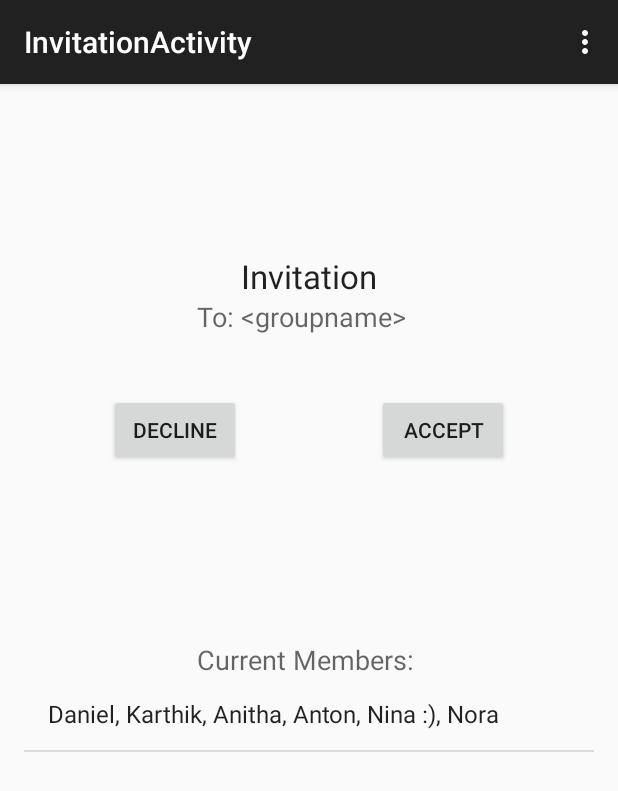
After one commit to anraja/Faceon, an Android app: the InvitationActivity screen opened directly, with no data from a screen before it, on a phone screen of 412 x 824 dp. The commit adds this screen. Shown: the top 791 px of the screen. Run offline under Robolectric (Android 15) with nearby library versions, the phone set to English and light mode, and no system bars.

Commit message:
Invitation screen ready and tested

```diff
--- a/app/src/main/AndroidManifest.xml
+++ b/app/src/main/AndroidManifest.xml
@@ -47,6 +47,10 @@
             android:name=".Win"
             android:label="@string/title_activity_win" >
         </activity>
+        <activity
+            android:name=".InvitationActivity"
+            android:label="@string/title_activity_invitation" >
+        </activity>
     </application>
 
 </manifest>
--- /dev/null
+++ b/app/src/main/java/com/example/anitha/faceon/InvitationActivity.java
@@ -0,0 +1,63 @@
+package com.example.anitha.faceon;
+
+import android.support.v7.app.ActionBarActivity;
+import android.os.Bundle;
+import android.view.Menu;
+import android.view.MenuItem;
+import android.widget.ArrayAdapter;
+import android.widget.ListView;
+import android.widget.TextView;
+
+import java.util.ArrayList;
+
+
+public class InvitationActivity extends ActionBarActivity {
+
+    private ListView viewMembersList;
+    private TextView viewGroupNameText;
+    @Override
+    protected void onCreate(Bundle savedInstanceState) {
+        super.onCreate(savedInstanceState);
+        setContentView(R.layout.activity_invitation);
+        viewGroupNameText = (TextView) findViewById(R.id.viewGroupNameText);
+
+
+        viewMembersList =(ListView) findViewById(R.id.viewMembersList);
+
+        String[] membersName = new String[] { "Daniel, Karthik, Anitha, Anton, Nina :), Nora" };
+        final ArrayList<String> list = new ArrayList<String>();
+        for (int i = 0; i < membersName.length; ++i) {
+            list.add(membersName[i]);
+        }
+
+        ArrayAdapter adapter= new ArrayAdapter (this,android.R.layout.simple_list_item_1, list);
+        viewMembersList.setAdapter(adapter);
+
+
+
+
+    }
+
+
+    @Override
+    public boolean onCreateOptionsMenu(Menu menu) {
+        // Inflate the menu; this adds items to the action bar if it is present.
+        getMenuInflater().inflate(R.menu.menu_invitation, menu);
+        return true;
+    }
+
+    @Override
+    public boolean onOptionsItemSelected(MenuItem item) {
+        // Handle action bar item clicks here. The action bar will
+        // automatically handle clicks on the Home/Up button, so long
+        // as you specify a parent activity in AndroidManifest.xml.
+        int id = item.getItemId();
+
+        //noinspection SimplifiableIfStatement
+        if (id == R.id.action_settings) {
+            return true;
+        }
+
+        return super.onOptionsItemSelected(item);
+    }
+}
--- /dev/null
+++ b/app/src/main/res/layout/activity_invitation.xml
@@ -0,0 +1,80 @@
+<RelativeLayout xmlns:android="http://schemas.android.com/apk/res/android"
+    xmlns:tools="http://schemas.android.com/tools" android:layout_width="match_parent"
+    android:layout_height="match_parent" android:paddingLeft="@dimen/activity_horizontal_margin"
+    android:paddingRight="@dimen/activity_horizontal_margin"
+    android:paddingTop="@dimen/activity_vertical_margin"
+    android:paddingBottom="@dimen/activity_vertical_margin"
+    tools:context="com.example.anitha.faceon.InvitationActivity"
+    android:id="@+id/invitationRelativeLayoutId">
+
+    <TextView
+        android:layout_width="wrap_content"
+        android:layout_height="wrap_content"
+        android:textAppearance="?android:attr/textAppearanceLarge"
+        android:text="Invitation"
+        android:id="@+id/textView"
+        android:layout_alignParentTop="true"
+        android:layout_centerHorizontal="true"
+        android:layout_marginTop="97dp" />
+
+    <TextView
+        android:layout_width="wrap_content"
+        android:layout_height="wrap_content"
+        android:textAppearance="?android:attr/textAppearanceMedium"
+        android:text="To: "
+        android:id="@+id/textView2"
+        android:layout_below="@+id/textView"
+        android:layout_toLeftOf="@+id/textView"
+        android:layout_toStartOf="@+id/textView" />
+
+    <Button
+        android:layout_width="wrap_content"
+        android:layout_height="wrap_content"
+        android:text="Accept"
+        android:id="@+id/buttonAccept"
+        android:layout_below="@+id/viewGroupNameText"
+        android:layout_toRightOf="@+id/textView"
+        android:layout_toEndOf="@+id/textView"
+        android:layout_marginTop="39dp" />
+
+    <Button
+        android:layout_width="wrap_content"
+        android:layout_height="wrap_content"
+        android:text="Decline"
+        android:id="@+id/buttonDecline"
+        android:layout_alignBaseline="@+id/buttonAccept"
+        android:layout_alignBottom="@+id/buttonAccept"
+        android:layout_toLeftOf="@+id/viewGroupNameText"
+        android:layout_toStartOf="@+id/viewGroupNameText" />
+
+    <TextView
+        android:layout_width="wrap_content"
+        android:layout_height="wrap_content"
+        android:textAppearance="?android:attr/textAppearanceMedium"
+        android:text="Current Members:"
+        android:id="@+id/textView5"
+        android:layout_centerVertical="true"
+        android:layout_alignLeft="@+id/textView2"
+        android:layout_alignStart="@+id/textView2" />
+
+    <TextView
+        android:layout_width="wrap_content"
+        android:layout_height="wrap_content"
+        android:textAppearance="?android:attr/textAppearanceMedium"
+        android:text="&lt;groupname>"
+        android:id="@+id/viewGroupNameText"
+        android:layout_below="@+id/textView"
+        android:layout_toRightOf="@+id/textView2"
+        android:layout_alignParentRight="true"
+        android:layout_alignParentEnd="true" />
+
+    <ListView
+        android:layout_width="wrap_content"
+        android:layout_height="wrap_content"
+        android:id="@+id/viewMembersList"
+        android:layout_alignParentBottom="true"
+        android:layout_centerHorizontal="true"
+        android:layout_marginBottom="44dp"
+        android:layout_below="@+id/textView5"
+        android:choiceMode="none" />
+</RelativeLayout>
--- /dev/null
+++ b/app/src/main/res/menu/menu_invitation.xml
@@ -0,0 +1,7 @@
+<menu xmlns:android="http://schemas.android.com/apk/res/android"
+    xmlns:app="http://schemas.android.com/apk/res-auto"
+    xmlns:tools="http://schemas.android.com/tools"
+    tools:context="com.example.anitha.faceon.InvitationActivity">
+    <item android:id="@+id/action_settings" android:title="@string/action_settings"
+        android:orderInCategory="100" app:showAsAction="never" />
+</menu>
--- a/app/src/main/res/values/strings.xml
+++ b/app/src/main/res/values/strings.xml
@@ -18,5 +18,6 @@
     <string name="hello_blank_fragment">Hello blank fragment</string>
     <string name="edit_profile">Edit Profile</string>
     <string name="title_activity_win">Win</string>
+    <string name="title_activity_invitation">InvitationActivity</string>
 
 </resources>
```
